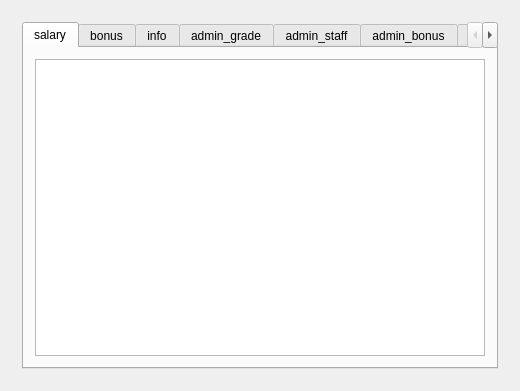
Above: mysalary.ui from Preffer/MySalary before the change. Below: the same form after it.
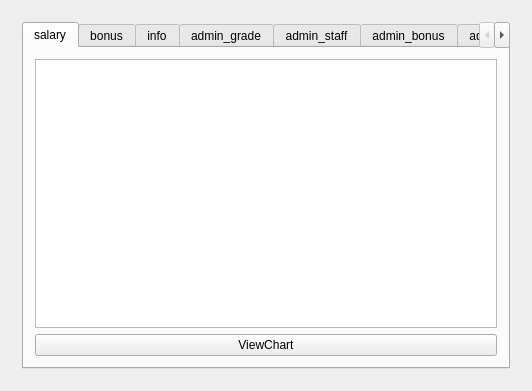
That is the form after the change. The open tabs and pages were chosen to show the change. Icons and pictures are not drawn.

Diff of the .ui file:
```diff
--- a/mysalary.ui
+++ b/mysalary.ui
@@ -164,6 +164,19 @@
             <item row="0" column="0">
              <widget class="QTableView" name="salaryView"/>
             </item>
+            <item row="1" column="0">
+             <widget class="QPushButton" name="salaryChartButton">
+              <property name="minimumSize">
+               <size>
+                <width>462</width>
+                <height>0</height>
+               </size>
+              </property>
+              <property name="text">
+               <string>ViewChart</string>
+              </property>
+             </widget>
+            </item>
            </layout>
           </widget>
           <widget class="QWidget" name="bonus">
```
Left out of the diff: 4 changed lines with no effect on the pictures.
